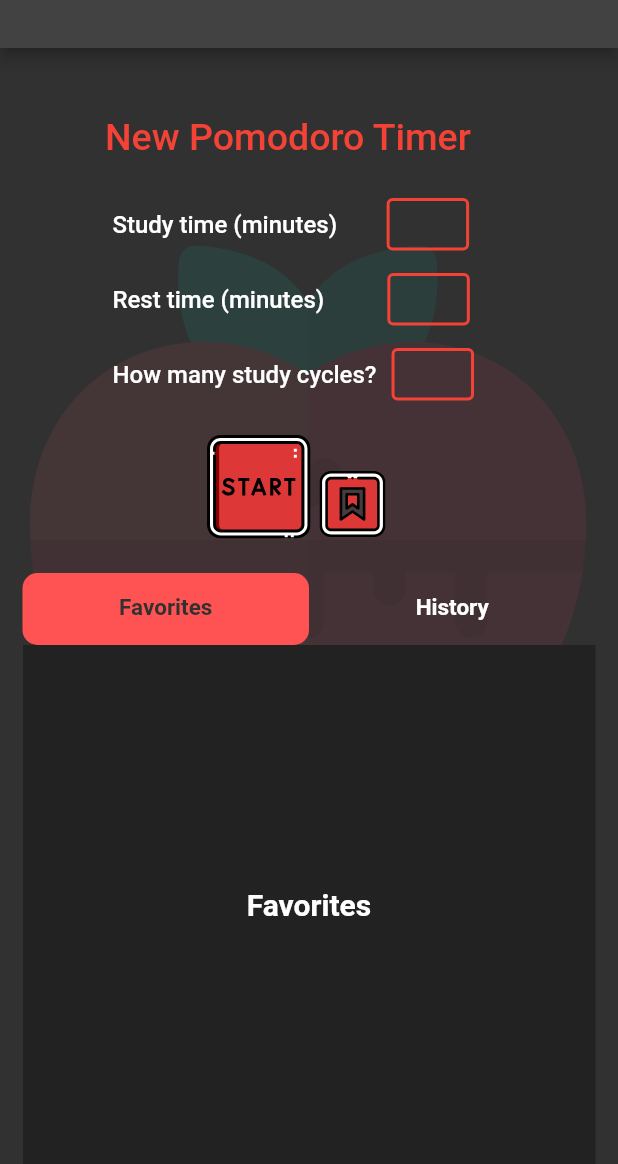
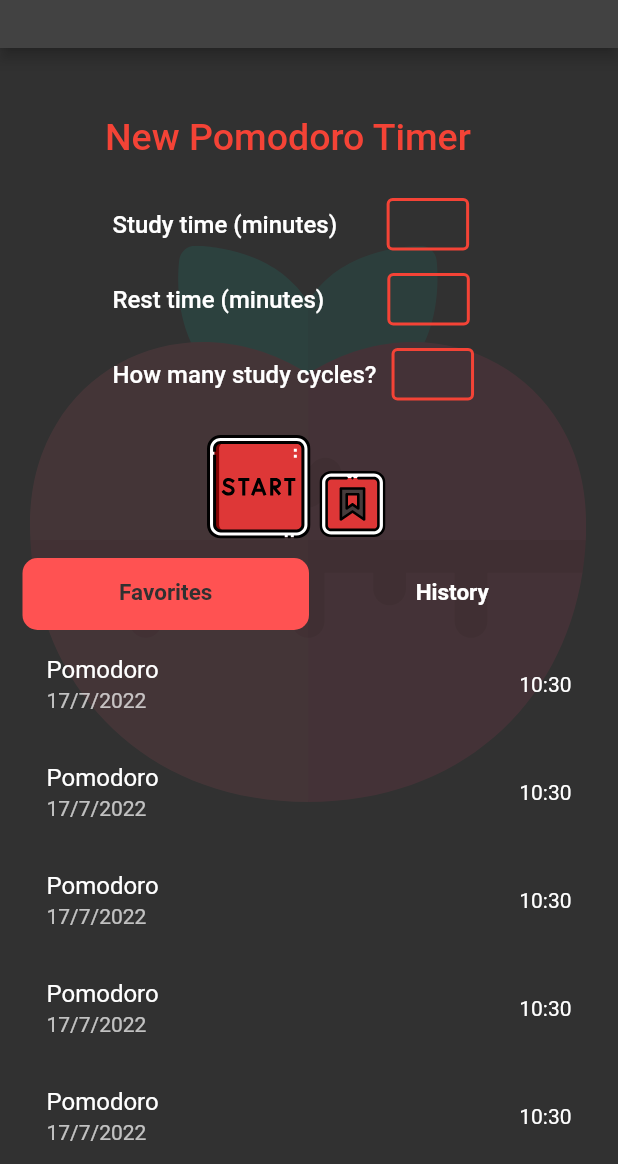
Before and after one commit to SkeletonPythons/studify, a Flutter app: the PomodoroSetUp screen opened by its route, on a phone screen of 412 x 824 dp, the part 72-1236 px from its top. Run offline on Flutter 3.47's test engine with Material 2 defaults, Android fonts, the phone set to English and light mode, and no system bars; our stand-ins replace cloud_firestore, firebase_auth, firebase_core, firebase_database, flutter_form_builder, flutter_svg and 7 more; missing offline and left inert: flutterfire_ui; accounts and stored records are empty; Roboto replaces fonts that are missing (Ubuntu).

Commit message:
finished ui for favorites and history
added list tiles that will be implemented to be individual timers, clicking a list tile will make a new timer with the information contained in that list tile. Favoriting will be moved to the actual timer page

```diff
--- a/lib/pages/timers_page/timer_pomodoro_setup.dart
+++ b/lib/pages/timers_page/timer_pomodoro_setup.dart
@@ -131,7 +131,7 @@ class PomodoroSetUpState extends State<PomodoroSetUp>
             ),
           ),
            Padding(
-             padding: const EdgeInsets.only(top: 350, left: 15, right: 15 ),
+             padding: const EdgeInsets.only(top: 340, left: 15, right: 15 ),
              child: TimerHistory(),
            ),
         ],
--- a/lib/widgets/timer_widgets/timer_history.dart
+++ b/lib/widgets/timer_widgets/timer_history.dart
@@ -48,26 +48,58 @@ class _TimerHistoryState extends State<TimerHistory>
           controller: tabController,
           children: [
             Container(
-                color: kBackgroundDark,
+              decoration: BoxDecoration(
+                color: Colors.transparent,
+                borderRadius: BorderRadius.only(
+                  topLeft: Radius.circular(20),
+                  topRight: Radius.circular(20),
+                  bottomLeft: Radius.circular(20),
+                  bottomRight: Radius.circular(20),
+                ),
+              ),
               child: Center(
-                  child: Text(
-                    'Favorites',
-                    style: TextStyle(
-                      fontSize: 20,
-                      fontWeight: FontWeight.bold,
-                    ),
+                child: ListView.builder(
+                  itemCount: 10,
+                  itemBuilder: (context, index) {
+                    return ListTile(
+                      enabled: true,
+                      onTap: () {
+                        Get.snackbar('hello', 'message');
+                      },
+                      title: Text('Pomodoro'),
+                      subtitle:
+                          Text('${today.day}/${today.month}/${today.year}'),
+                      trailing: Text('${today.hour}:${today.minute}'),
+                    );
+                  },
                 ),
               ),
             ),
             Container(
-                color: kBackgroundDark,
+              decoration: BoxDecoration(
+                color: Colors.transparent,
+                borderRadius: BorderRadius.only(
+                  topLeft: Radius.circular(20),
+                  topRight: Radius.circular(20),
+                  bottomLeft: Radius.circular(20),
+                  bottomRight: Radius.circular(20),
+                ),
+              ),
               child: Center(
-                  child: Text(
-                    'History',
-                    style: TextStyle(
-                      fontSize: 20,
-                      fontWeight: FontWeight.bold,
-                    ),
+                child: ListView.builder(
+                  itemCount: 10,
+                  itemBuilder: (context, index) {
+                    return ListTile(
+                      enabled: true,
+                      onTap: () {
+                        Get.snackbar('hello', 'clicking this will make a new timer');
+                      },
+                      title: Text('Pomodoro'),
+                      subtitle:
+                          Text('${today.day}/${today.month}/${today.year}'),
+                      trailing: Text('${today.hour}:${today.minute}'),
+                    );
+                  },
                 ),
               ),
             ),
```
Lines whose indentation alone changed are shown as unchanged.
